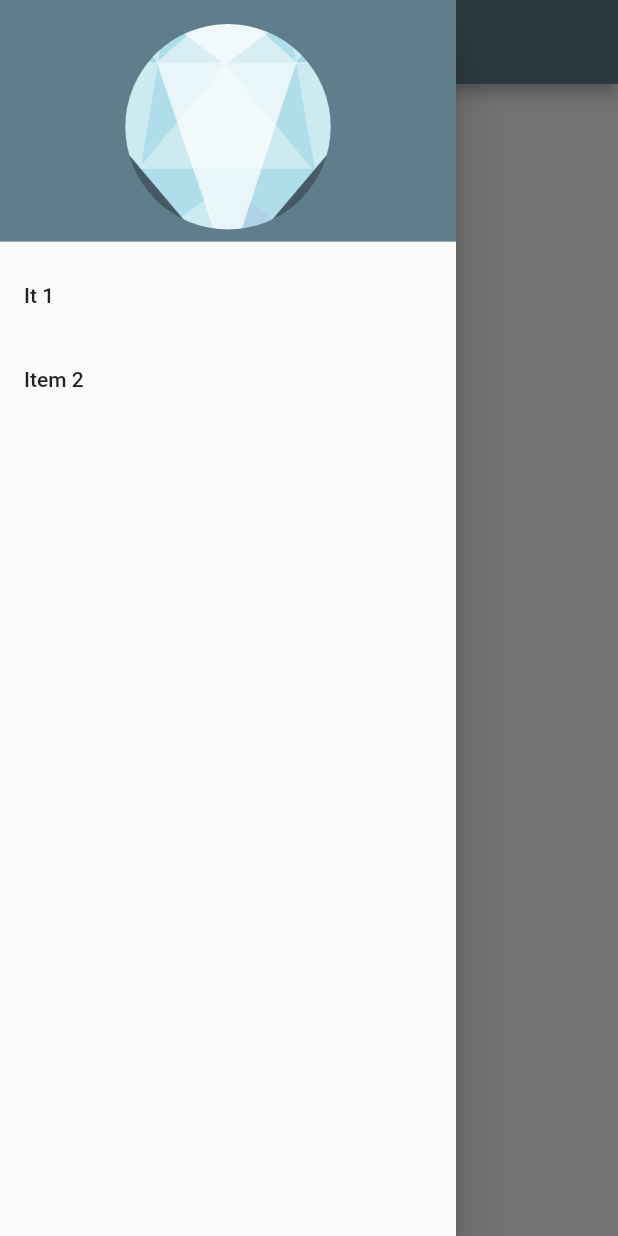
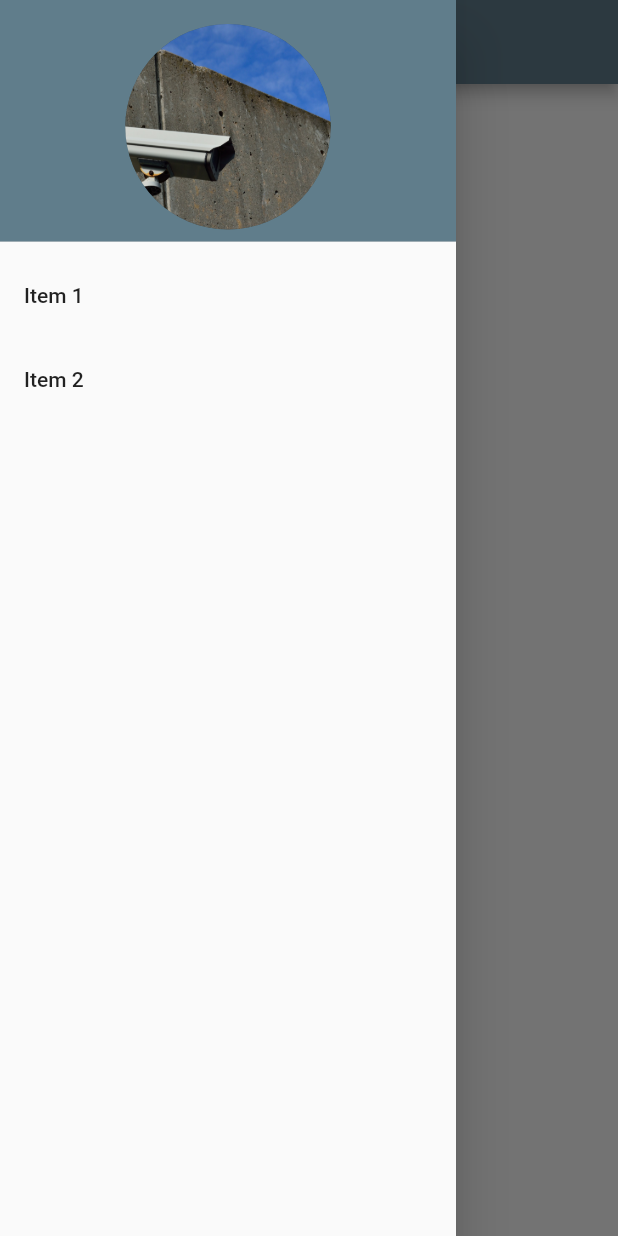
Before and after one commit to mhanifazami/flutterfyp, a Flutter app: the screen it shows after launch, with the side drawer open, on a phone screen of 412 x 824 dp. Run offline on Flutter 3.47's test engine with Material 2 defaults, Android fonts, the phone set to English and light mode, and no system bars; our stand-ins replace camera.

```diff
--- a/lib/main.dart
+++ b/lib/main.dart
@@ -98,14 +98,14 @@ class _MyHomePageState extends State<MyHomePage> {
             DrawerHeader(
               child: CircleAvatar(
                 radius: 10.0,
-                backgroundImage: AssetImage('assets/diamond.png'),
+                backgroundImage: AssetImage('assets/camera.jpg'),
               ),
               decoration: BoxDecoration(
                 color: Colors.blueGrey,
               ),
             ),
             ListTile(
-              title: Text('It 1'),
+              title: Text('Item 1'),
               onTap: () {
                 // Update the state of the app
                 // ...
```
